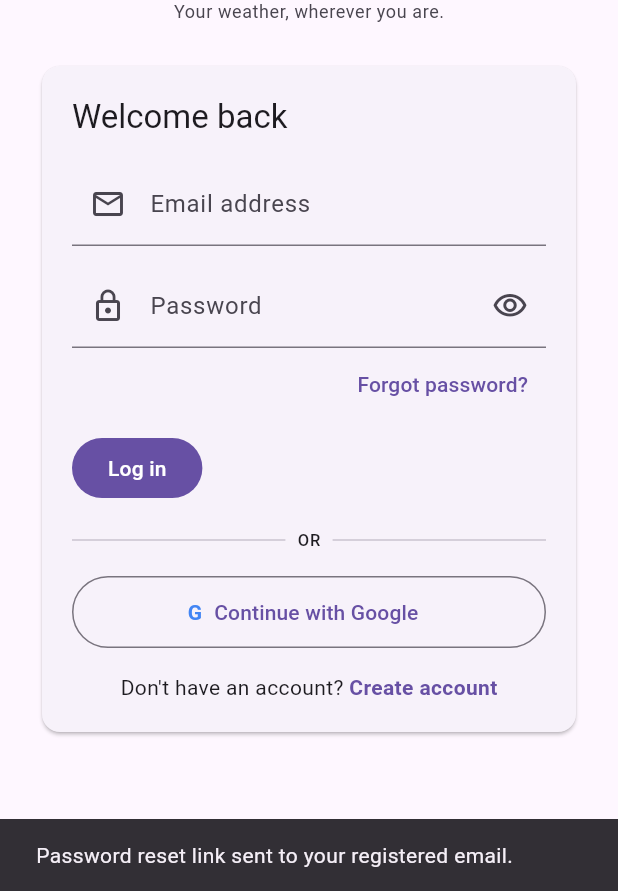
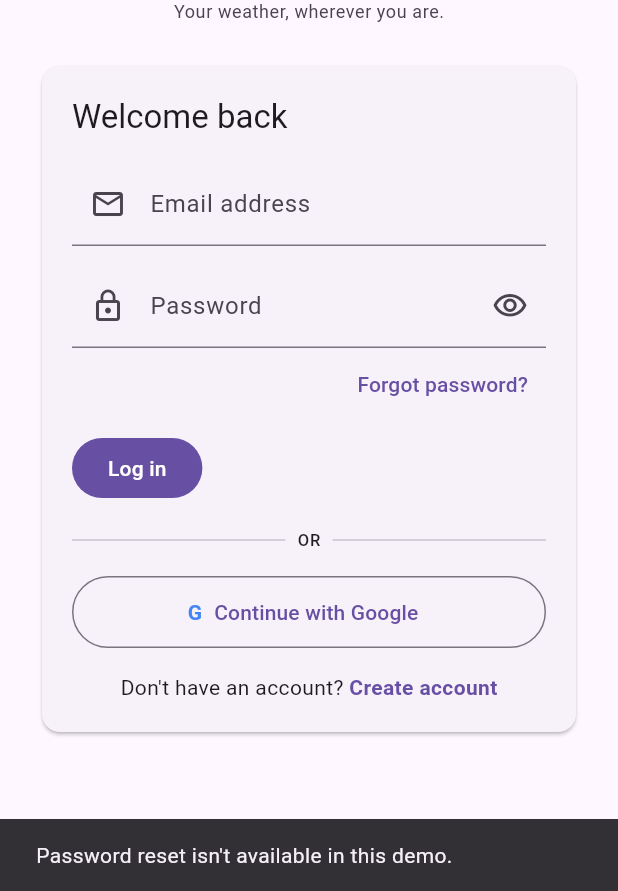
Before and after one commit to LEVI226/meteonow, a Flutter app: the LoginScreen screen opened directly, after a tap on "Forgot password?", on a phone screen of 412 x 824 dp, the part 345-1236 px from its top. Run offline on Flutter 3.47's test engine with Material 3 defaults, Android fonts, the phone set to English and light mode, and no system bars; our stand-ins replace dio, go_router, google_fonts, hive, hive_flutter, supabase_flutter; accounts and stored records are empty.

Commit message:
Make Google sign-in config and password-reset messaging honest
README claimed Google sign-in just works via Supabase Auth, but with no
redirectTo and no Android deep-link intent-filter it only works out of the
box on web; documents the Supabase dashboard provider/redirect-URL setup
it actually needs. Also fixes "Forgot password?" telling users an email
was sent when none ever is (a documented scope cut).

```diff
--- a/lib/features/auth/presentation/login_screen.dart
+++ b/lib/features/auth/presentation/login_screen.dart
@@ -123,7 +123,7 @@ class _LoginScreenState extends State<LoginScreen> {
                             Align(
                               alignment: Alignment.centerRight,
                               child: TextButton(
-                                onPressed: () => _showError('Password reset link sent to your registered email.'),
+                                onPressed: () => _showError("Password reset isn't available in this demo."),
                                 child: const Text('Forgot password?'),
                               ),
                             ),
```
Also changed, not shown: 1 other file.
